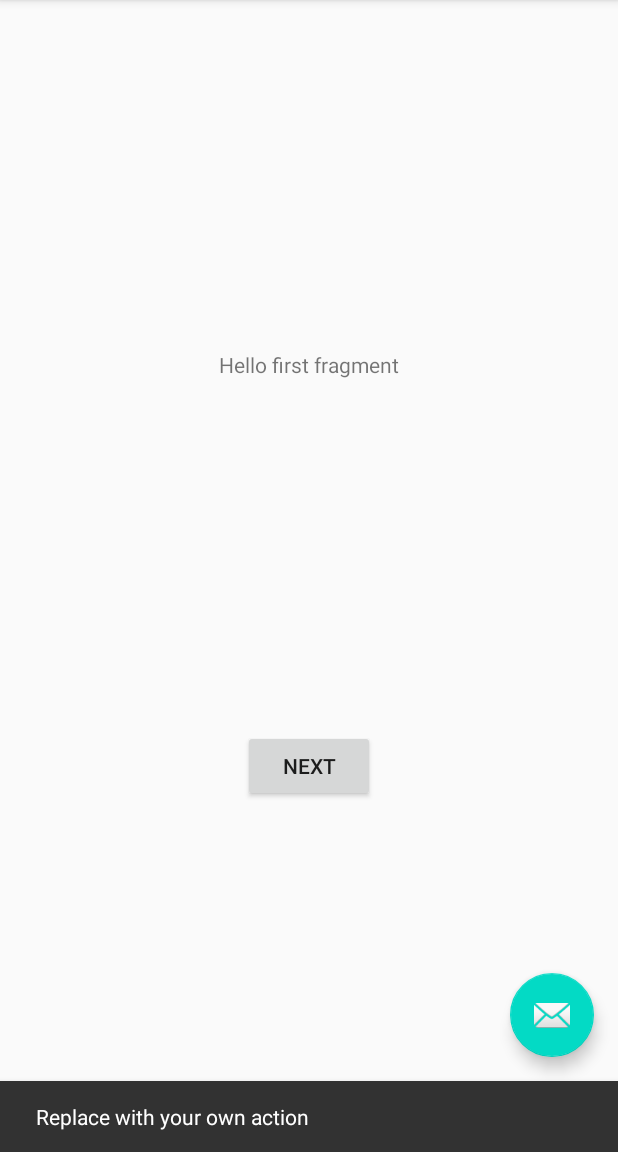
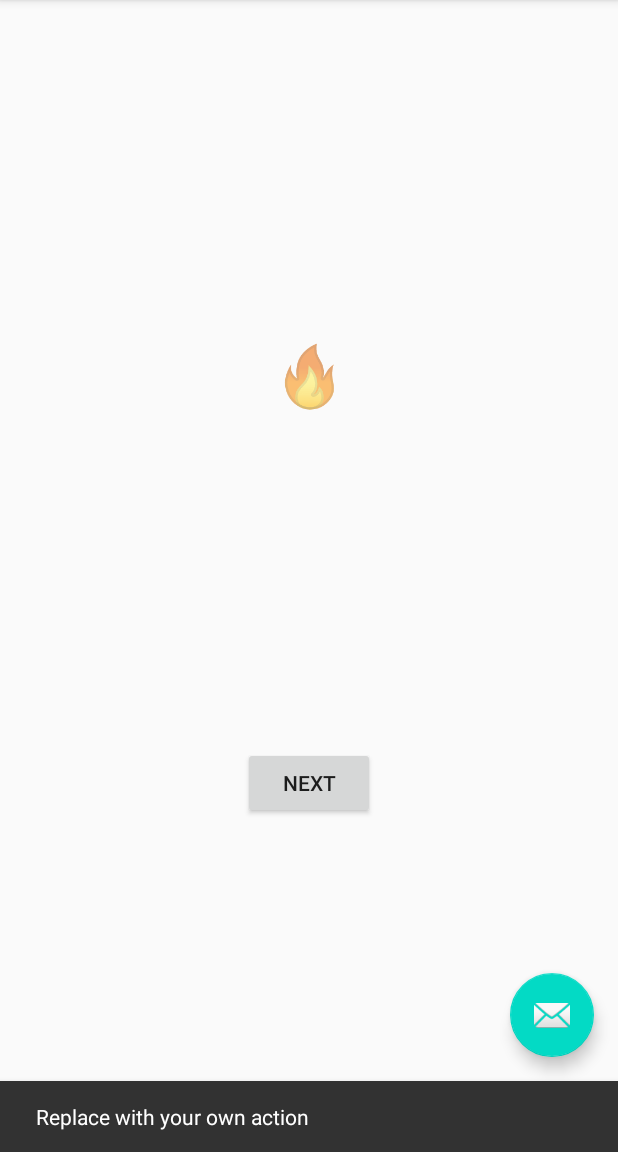
Before and after one commit to zderick/FireBook2020, an Android app: the screen it shows after launch (MainActivity), after a tap on an icon or button, on a phone screen of 412 x 824 dp, the part 84-1236 px from its top. Run offline under Robolectric (Android 15) with nearby library versions, the light colour scheme and no system bars.

Commit message:
Add firebook icons

```diff
--- a/app/src/main/res/layout/fragment_first.xml
+++ b/app/src/main/res/layout/fragment_first.xml
@@ -20,9 +20,11 @@
         android:id="@+id/textview_first"
         android:layout_width="wrap_content"
         android:layout_height="wrap_content"
-        android:text="@string/hello_first_fragment"
+        android:text="@string/fire_emoji"
+        android:textSize="@dimen/emoji_size"
         app:layout_constraintBottom_toTopOf="@id/button_first"
         app:layout_constraintEnd_toEndOf="parent"
         app:layout_constraintStart_toStartOf="parent"
-        app:layout_constraintTop_toTopOf="parent" />
+        app:layout_constraintTop_toTopOf="parent"
+        tools:ignore="SpUsage" />
 </androidx.constraintlayout.widget.ConstraintLayout>
--- a/app/src/main/res/layout/fragment_second.xml
+++ b/app/src/main/res/layout/fragment_second.xml
@@ -20,8 +20,11 @@
         android:id="@+id/textview_second"
         android:layout_width="wrap_content"
         android:layout_height="wrap_content"
+        android:text="@string/book_emoji"
+        android:textSize="@dimen/emoji_size"
         app:layout_constraintBottom_toTopOf="@id/button_second"
         app:layout_constraintEnd_toEndOf="parent"
         app:layout_constraintStart_toStartOf="parent"
-        app:layout_constraintTop_toTopOf="parent" />
+        app:layout_constraintTop_toTopOf="parent"
+        tools:ignore="SpUsage" />
 </androidx.constraintlayout.widget.ConstraintLayout>
--- a/app/src/main/res/values/dimens.xml
+++ b/app/src/main/res/values/dimens.xml
@@ -1,3 +1,4 @@
 <resources>
     <dimen name="fab_margin">16dp</dimen>
+    <dimen name="emoji_size">40dp</dimen>
 </resources>
--- a/app/src/main/res/values/strings.xml
+++ b/app/src/main/res/values/strings.xml
@@ -7,6 +7,6 @@
     <string name="next">Next</string>
     <string name="previous">Previous</string>
 
-    <string name="hello_first_fragment">Hello first fragment</string>
-    <string name="hello_second_fragment">Hello second fragment. Arg: %1$s</string>
+    <string name="fire_emoji">🔥</string>
+    <string name="book_emoji">📙</string>
 </resources>
```
